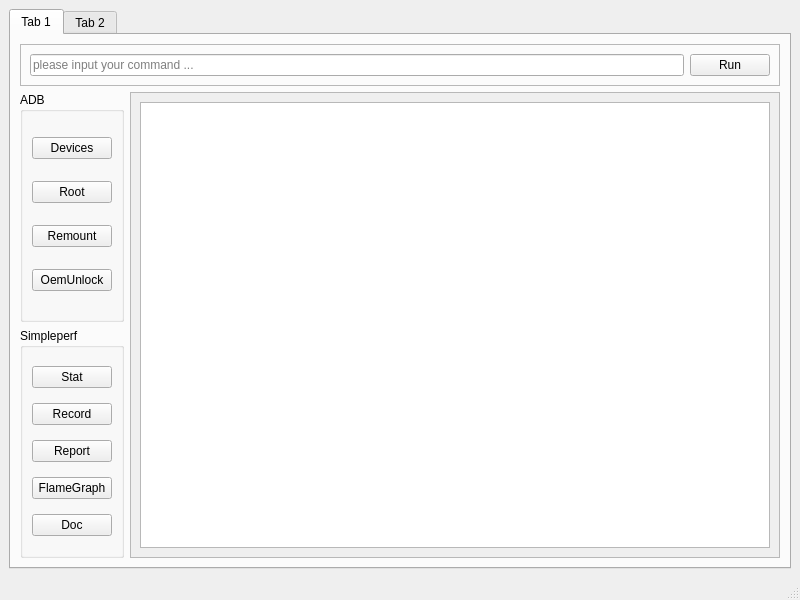
Above: mainwindow.ui from zuoVision/Qt before the change. Below: the same form after it.
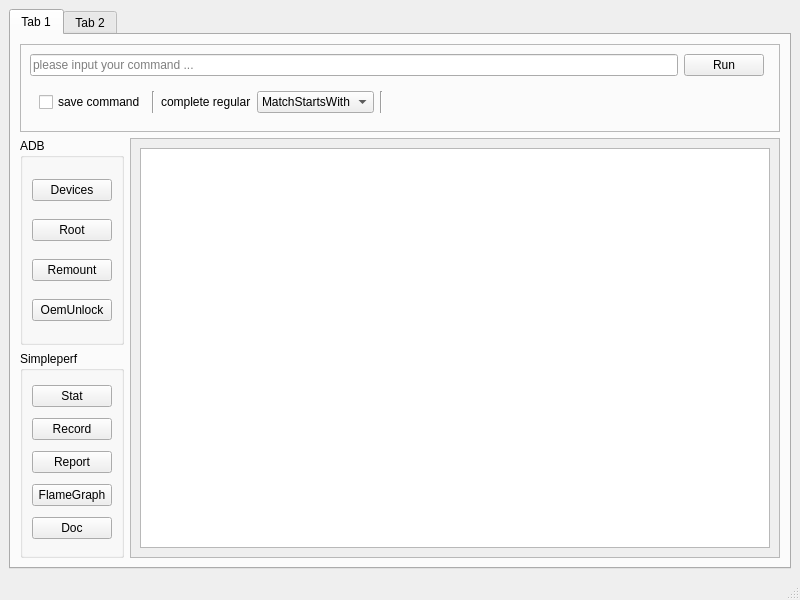
That is the form after the change.

Patch:
```diff
--- a/mainwindow.ui
+++ b/mainwindow.ui
@@ -24,7 +24,7 @@
        <attribute name="title">
         <string>Tab 1</string>
        </attribute>
-       <layout class="QGridLayout" name="gridLayout_6">
+       <layout class="QGridLayout" name="gridLayout_7">
         <item row="0" column="0" colspan="2">
          <widget class="QFrame" name="frame">
           <property name="sizePolicy">
@@ -60,6 +60,87 @@
              </property>
             </widget>
            </item>
+           <item row="2" column="0" colspan="3">
+            <widget class="QWidget" name="widget" native="true">
+             <layout class="QGridLayout" name="gridLayout_6">
+              <item row="0" column="5">
+               <spacer name="horizontalSpacer">
+                <property name="orientation">
+                 <enum>Qt::Horizontal</enum>
+                </property>
+                <property name="sizeHint" stdset="0">
+                 <size>
+                  <width>40</width>
+                  <height>20</height>
+                 </size>
+                </property>
+               </spacer>
+              </item>
+              <item row="0" column="1">
+               <widget class="Line" name="line">
+                <property name="orientation">
+                 <enum>Qt::Vertical</enum>
+                </property>
+               </widget>
+              </item>
+              <item row="0" column="3">
+               <widget class="QComboBox" name="comboBox_completeregular">
+                <property name="font">
+                 <font>
+                  <pointsize>9</pointsize>
+                 </font>
+                </property>
+                <item>
+                 <property name="text">
+                  <string>MatchStartsWith</string>
+                 </property>
+                </item>
+                <item>
+                 <property name="text">
+                  <string>MatchContains</string>
+                 </property>
+                </item>
+                <item>
+                 <property name="text">
+                  <string>MatchEndsWith</string>
+                 </property>
+                </item>
+               </widget>
+              </item>
+              <item row="0" column="0">
+               <widget class="QCheckBox" name="checkBox_savecmd">
+                <property name="font">
+                 <font>
+                  <pointsize>9</pointsize>
+                 </font>
+                </property>
+                <property name="text">
+                 <string>save command</string>
+                </property>
+               </widget>
+              </item>
+              <item row="0" column="4">
+               <widget class="Line" name="line_2">
+                <property name="orientation">
+                 <enum>Qt::Vertical</enum>
+                </property>
+               </widget>
+              </item>
+              <item row="0" column="2">
+               <widget class="QLabel" name="label">
+                <property name="font">
+                 <font>
+                  <pointsize>9</pointsize>
+                 </font>
+                </property>
+                <property name="text">
+                 <string>complete regular</string>
+                </property>
+               </widget>
+              </item>
+             </layout>
+            </widget>
+           </item>
           </layout>
          </widget>
         </item>
@@ -111,7 +192,7 @@
              <x>0</x>
              <y>0</y>
              <width>637</width>
-             <height>430</height>
+             <height>381</height>
             </rect>
            </property>
            <layout class="QGridLayout" name="gridLayout_3">
```
Left out of the diff: 2 changed lines with no effect on the pictures.
